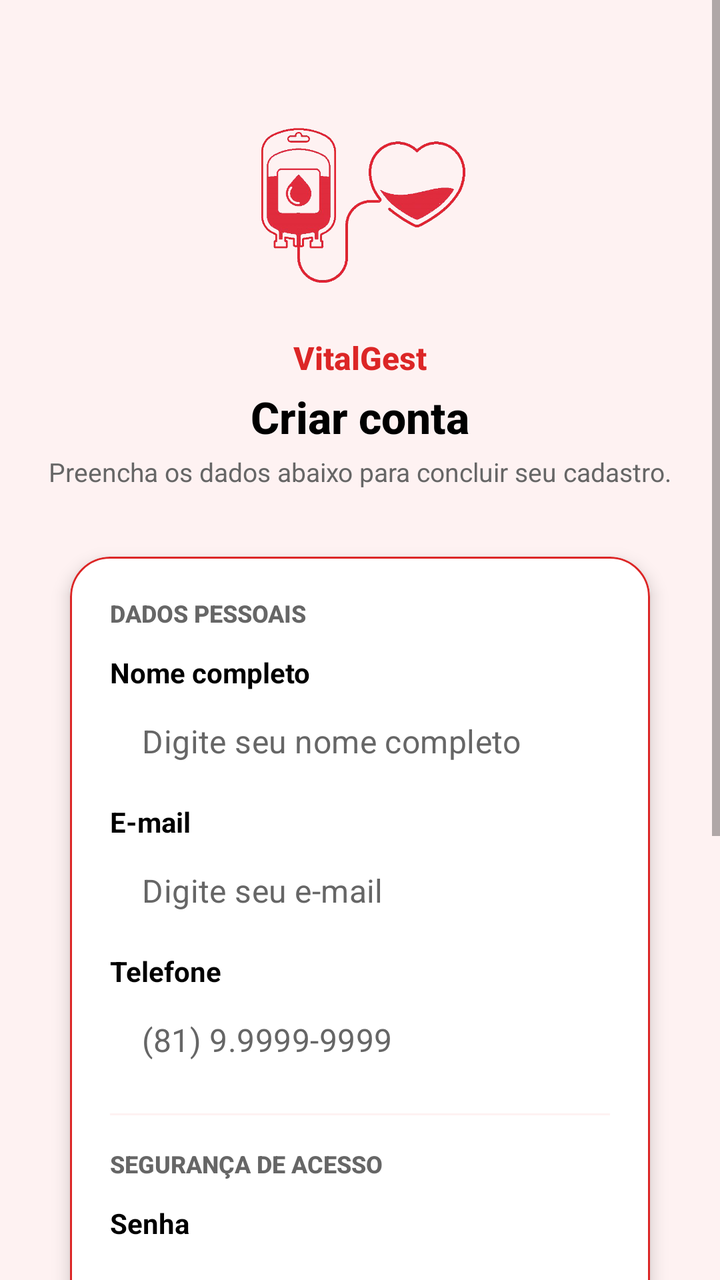
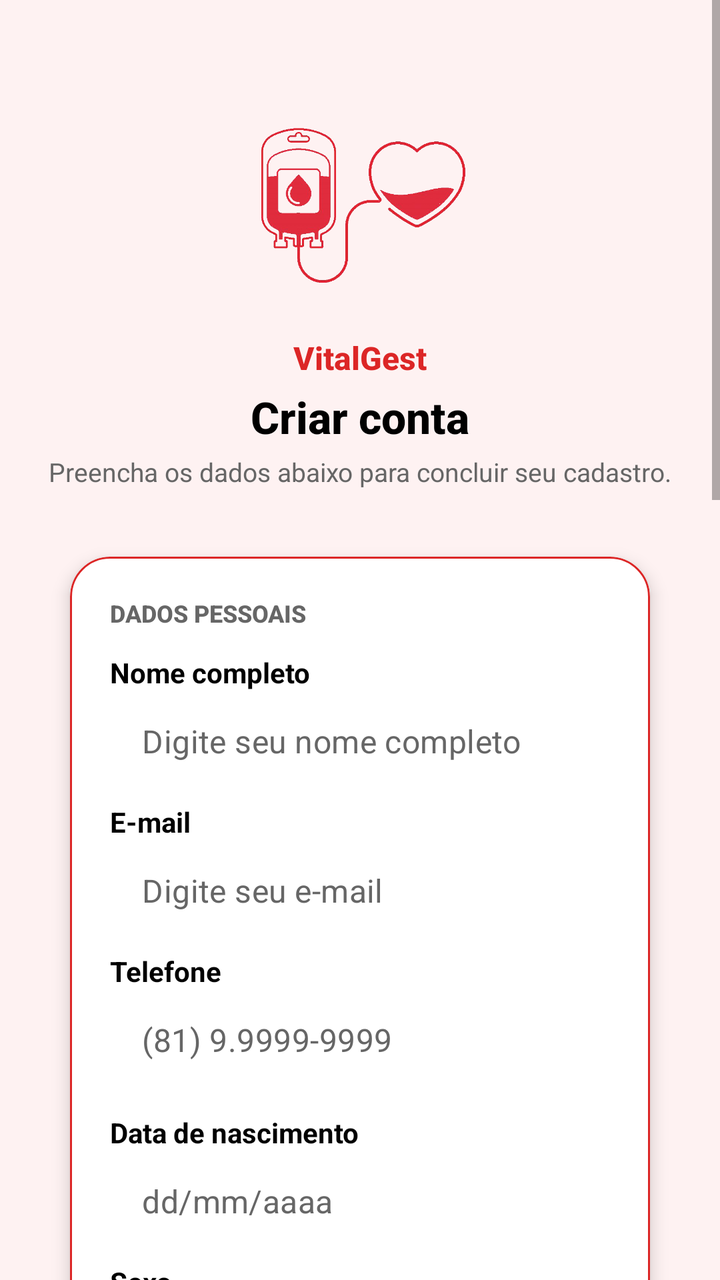

Compare the two renders of this Android layout. The source of the first and the diff that turns it into the second are given below.
<!-- AndroidManifest.xml: activity theme Theme.Newvitalgest01 -->
<!-- res/layout/activity_cadastro.xml -->
<?xml version="1.0" encoding="utf-8"?>
<ScrollView xmlns:android="http://schemas.android.com/apk/res/android"
    xmlns:app="http://schemas.android.com/apk/res-auto"
    xmlns:tools="http://schemas.android.com/tools"
    android:id="@+id/main"
    android:layout_width="match_parent"
    android:layout_height="match_parent"
    android:background="@color/fundo_claro"
    android:fillViewport="true"
    tools:context=".view.CadastroActivity">

    <LinearLayout
        android:layout_width="match_parent"
        android:layout_height="wrap_content"
        android:orientation="vertical"
        android:padding="24dp"
        android:gravity="center_horizontal">

        
        <ImageView
            android:layout_width="120dp"
            android:layout_height="120dp"
            android:layout_gravity="center"
            android:layout_marginTop="16dp"
            android:layout_marginBottom="8dp"
            android:src="@drawable/logodoador1"
            android:contentDescription="Logo do VitalGest"
            android:scaleType="fitCenter" />

        
        <TextView
            android:layout_width="match_parent"
            android:layout_height="wrap_content"
            android:text="VitalGest"
            android:textSize="16sp"
            android:textStyle="bold"
            android:textColor="@color/vermelho_primario"
            android:fontFamily="sans-serif-medium"
            android:gravity="center"
            android:layout_marginBottom="4dp" />

        <TextView
            android:layout_width="match_parent"
            android:layout_height="wrap_content"
            android:text="Criar conta"
            android:textSize="22sp"
            android:textStyle="bold"
            android:textColor="@android:color/black"
            android:fontFamily="sans-serif-medium"
            android:gravity="center"
            android:layout_marginBottom="4dp" />

        <TextView
            android:layout_width="match_parent"
            android:layout_height="wrap_content"
            android:text="Preencha os dados abaixo para concluir seu cadastro."
            android:textSize="13sp"
            android:textColor="@color/cinza_texto"
            android:fontFamily="sans-serif"
            android:gravity="center"
            android:layout_marginBottom="20dp" />

        
        <com.google.android.material.card.MaterialCardView
            android:layout_width="match_parent"
            android:layout_height="wrap_content"
            app:cardCornerRadius="20dp"
            app:cardElevation="5dp"
            app:cardUseCompatPadding="true"
            app:strokeWidth="1dp"
            app:strokeColor="@color/vermelho_primario"
            android:backgroundTint="@android:color/white">

            <LinearLayout
                android:layout_width="match_parent"
                android:layout_height="wrap_content"
                android:orientation="vertical"
                android:padding="20dp">

                
                <TextView
                    android:layout_width="match_parent"
                    android:layout_height="wrap_content"
                    android:text="DADOS PESSOAIS"
                    android:textSize="12sp"
                    android:textStyle="bold"
                    android:textAllCaps="true"
                    android:textColor="@color/cinza_texto"
                    android:fontFamily="sans-serif-medium"
                    android:layout_marginBottom="12dp" />

                
                <TextView
                    android:layout_width="match_parent"
                    android:layout_height="wrap_content"
                    android:text="Nome completo"
                    android:textColor="@android:color/black"
                    android:textSize="14sp"
                    android:textStyle="bold"
                    android:layout_marginBottom="4dp" />

                <com.google.android.material.textfield.TextInputLayout
                    android:layout_width="match_parent"
                    android:layout_height="wrap_content"
                    app:boxBackgroundMode="none"
                    app:boxStrokeWidth="1dp"
                    app:boxStrokeColor="@color/vermelho_primario"
                    app:hintEnabled="false"
                    android:layout_marginBottom="10dp">

                    <com.google.android.material.textfield.TextInputEditText
                        android:id="@+id/editNomeCompleto"
                        android:layout_width="match_parent"
                        android:layout_height="wrap_content"
                        android:hint="Digite seu nome completo"
                        android:inputType="textCapWords"
                        android:maxLines="1"
                        android:paddingVertical="10dp"
                        android:paddingHorizontal="16dp"
                        android:background="@android:color/transparent"
                        android:textColor="@android:color/black"
                        android:textColorHint="@color/cinza_texto" />
                </com.google.android.material.textfield.TextInputLayout>

                
                <TextView
                    android:layout_width="match_parent"
                    android:layout_height="wrap_content"
                    android:text="E-mail"
                    android:textColor="@android:color/black"
                    android:textSize="14sp"
                    android:textStyle="bold"
                    android:layout_marginBottom="4dp" />

                <com.google.android.material.textfield.TextInputLayout
                    android:layout_width="match_parent"
                    android:layout_height="wrap_content"
                    app:boxBackgroundMode="none"
                    app:boxStrokeWidth="1dp"
                    app:boxStrokeColor="@color/vermelho_primario"
                    app:hintEnabled="false"
                    android:layout_marginBottom="10dp">

                    <com.google.android.material.textfield.TextInputEditText
                        android:id="@+id/editEmail"
                        android:layout_width="match_parent"
                        android:layout_height="wrap_content"
                        android:hint="Digite seu e-mail"
                        android:inputType="textEmailAddress"
                        android:maxLines="1"
                        android:paddingVertical="10dp"
                        android:paddingHorizontal="16dp"
                        android:background="@android:color/transparent"
                        android:textColor="@android:color/black"
                        android:textColorHint="@color/cinza_texto" />
                </com.google.android.material.textfield.TextInputLayout>

                
                <TextView
                    android:layout_width="match_parent"
                    android:layout_height="wrap_content"
                    android:text="Telefone"
                    android:textColor="@android:color/black"
                    android:textSize="14sp"
                    android:textStyle="bold"
                    android:layout_marginBottom="4dp" />

                <com.google.android.material.textfield.TextInputLayout
                    android:layout_width="match_parent"
                    android:layout_height="wrap_content"
                    app:boxBackgroundMode="none"
                    app:boxStrokeWidth="1dp"
                    app:boxStrokeColor="@color/vermelho_primario"
                    app:hintEnabled="false"
                    android:layout_marginBottom="16dp">

                    <com.google.android.material.textfield.TextInputEditText
                        android:id="@+id/editTelefone"
                        android:layout_width="match_parent"
                        android:layout_height="wrap_content"
                        android:hint="(81) 9.9999-9999"
                        android:inputType="phone"
                        android:maxLines="1"
                        android:paddingVertical="10dp"
                        android:paddingHorizontal="16dp"
                        android:background="@android:color/transparent"
                        android:textColor="@android:color/black"
                        android:textColorHint="@color/cinza_texto" />
                </com.google.android.material.textfield.TextInputLayout>

                
                <View
                    android:layout_width="match_parent"
                    android:layout_height="1dp"
                    android:background="@color/fundo_claro"
                    android:layout_marginBottom="16dp" />

                
                <TextView
                    android:layout_width="match_parent"
                    android:layout_height="wrap_content"
                    android:text="SEGURANÇA DE ACESSO"
                    android:textSize="12sp"
                    android:textStyle="bold"
                    android:textAllCaps="true"
                    android:textColor="@color/cinza_texto"
                    android:fontFamily="sans-serif-medium"
                    android:layout_marginBottom="12dp" />

                
                <TextView
                    android:layout_width="match_parent"
                    android:layout_height="wrap_content"
                    android:text="Senha"
                    android:textColor="@android:color/black"
                    android:textSize="14sp"
                    android:textStyle="bold"
                    android:layout_marginBottom="4dp" />

                <com.google.android.material.textfield.TextInputLayout
                    android:layout_width="match_parent"
                    android:layout_height="wrap_content"
                    app:boxBackgroundMode="none"
                    app:boxStrokeWidth="1dp"
                    app:boxStrokeColor="@color/vermelho_primario"
                    app:hintEnabled="false"
                    app:passwordToggleEnabled="true"
                    app:passwordToggleTint="@color/vermelho_primario"
                    android:layout_marginBottom="10dp">

                    <com.google.android.material.textfield.TextInputEditText
                        android:id="@+id/editSenha"
                        android:layout_width="match_parent"
                        android:layout_height="wrap_content"
                        android:hint="Digite sua senha"
                        android:inputType="textPassword"
                        android:maxLines="1"
                        android:paddingVertical="10dp"
                        android:paddingHorizontal="16dp"
                        android:background="@android:color/transparent"
                        android:textColor="@android:color/black"
                        android:textColorHint="@color/cinza_texto" />
                </com.google.android.material.textfield.TextInputLayout>

                
                <TextView
                    android:layout_width="match_parent"
                    android:layout_height="wrap_content"
                    android:text="Confirmar senha"
                    android:textColor="@android:color/black"
                    android:textSize="14sp"
                    android:textStyle="bold"
                    android:layout_marginBottom="4dp" />

                <com.google.android.material.textfield.TextInputLayout
                    android:layout_width="match_parent"
                    android:layout_height="wrap_content"
                    app:boxBackgroundMode="none"
                    app:boxStrokeWidth="1dp"
                    app:boxStrokeColor="@color/vermelho_primario"
                    app:hintEnabled="false"
                    app:passwordToggleEnabled="true"
                    app:passwordToggleTint="@color/vermelho_primario"
                    android:layout_marginBottom="16dp">

                    <com.google.android.material.textfield.TextInputEditText
                        android:id="@+id/editConfirmarSenha"
                        android:layout_width="match_parent"
                        android:layout_height="wrap_content"
                        android:hint="Confirme sua senha"
                        android:inputType="textPassword"
                        android:maxLines="1"
                        android:paddingVertical="10dp"
                        android:paddingHorizontal="16dp"
                        android:background="@android:color/transparent"
                        android:textColor="@android:color/black"
                        android:textColorHint="@color/cinza_texto" />
                </com.google.android.material.textfield.TextInputLayout>

                
                <com.google.android.material.button.MaterialButton
                    android:id="@+id/btCadastrar"
                    android:layout_width="match_parent"
                    android:layout_height="wrap_content"
                    android:text="Cadastrar"
                    android:textAllCaps="false"
                    android:textColor="@android:color/white"
                    android:textSize="16sp"
                    android:fontFamily="sans-serif-medium"
                    android:paddingVertical="14dp"
                    android:layout_marginBottom="10dp"
                    android:backgroundTint="@color/vermelho_primario"
                    app:cornerRadius="18dp"
                    app:elevation="3dp" />

                <com.google.android.material.button.MaterialButton
                    android:id="@+id/btVoltarLogin"
                    android:layout_width="match_parent"
                    android:layout_height="wrap_content"
                    android:text="Voltar para login"
                    android:textAllCaps="false"
                    android:textColor="@color/vermelho_primario"
                    android:textSize="15sp"
                    android:fontFamily="sans-serif-medium"
                    android:paddingVertical="12dp"
                    android:backgroundTint="@android:color/white"
                    app:cornerRadius="18dp"
                    app:strokeWidth="1dp"
                    app:strokeColor="@color/vermelho_primario"
                    app:elevation="0dp" />

            </LinearLayout>
        </com.google.android.material.card.MaterialCardView>

        <View
            android:layout_width="match_parent"
            android:layout_height="24dp" />
    </LinearLayout>
</ScrollView>
<!-- resources referenced by this layout -->
<resources>
  <color name="cinza_texto">#666666</color>
  <color name="fundo_claro">#fef2f2</color>
  <color name="vermelho_primario">#dc2626</color>
  <!-- drawable logodoador1: png bitmap (drawable, 129260 bytes) -->
  <style name="Theme.Newvitalgest01" parent="Base.Theme.Newvitalgest01" />
  <style name="Base.Theme.Newvitalgest01" parent="Theme.MaterialComponents.DayNight.NoActionBar">
          
          <item name="colorPrimary">@color/azul_primario</item>
          <item name="colorPrimaryVariant">@color/azul_primario</item>
          <item name="colorOnPrimary">@android:color/white</item>
  
          <item name="colorSecondary">@color/vermelho_primario</item>
          <item name="colorAccent">@color/vermelho_primario</item>
  
          
          <item name="android:windowBackground">@android:color/white</item>
          <item name="android:statusBarColor" tools:targetApi="l">@color/azul_primario</item>
  
          
          <item name="android:textColor">@android:color/black</item>
  
          
          <item name="android:fontFamily">sans-serif</item>
          <item name="fontFamily">sans-serif</item>
      </style>
  <color name="azul_primario">#1976D2</color>
</resources>

<!-- the commit's change to res/layout/activity_cadastro.xml (unified diff, before → after) -->
@@ -189,6 +189,171 @@
                 </com.google.android.material.textfield.TextInputLayout>
 
                 
+                <TextView
+                    android:layout_width="match_parent"
+                    android:layout_height="wrap_content"
+                    android:text="Data de nascimento"
+                    android:textColor="@android:color/black"
+                    android:textSize="14sp"
+                    android:textStyle="bold"
+                    android:layout_marginBottom="4dp" />
+
+                <com.google.android.material.textfield.TextInputLayout
+                    android:layout_width="match_parent"
+                    android:layout_height="wrap_content"
+                    app:boxBackgroundMode="none"
+                    app:boxStrokeWidth="1dp"
+                    app:boxStrokeColor="@color/vermelho_primario"
+                    app:hintEnabled="false"
+                    android:layout_marginBottom="10dp">
+
+                    <com.google.android.material.textfield.TextInputEditText
+                        android:id="@+id/editDataNascimento"
+                        android:layout_width="match_parent"
+                        android:layout_height="wrap_content"
+                        android:hint="dd/mm/aaaa"
+                        android:inputType="date"
+                        android:maxLines="1"
+                        android:paddingVertical="10dp"
+                        android:paddingHorizontal="16dp"
+                        android:background="@android:color/transparent"
+                        android:textColor="@android:color/black"
+                        android:textColorHint="@color/cinza_texto" />
+                </com.google.android.material.textfield.TextInputLayout>
+
+                
+                <TextView
+                    android:layout_width="match_parent"
+                    android:layout_height="wrap_content"
+                    android:text="Sexo"
+                    android:textColor="@android:color/black"
+                    android:textSize="14sp"
+                    android:textStyle="bold"
+                    android:layout_marginBottom="4dp" />
+
+                <RadioGroup
+                    android:id="@+id/groupSexo"
+                    android:layout_width="match_parent"
+                    android:layout_height="wrap_content"
+                    android:orientation="horizontal"
+                    android:layout_marginBottom="10dp">
+
+                    <com.google.android.material.radiobutton.MaterialRadioButton
+                        android:id="@+id/radioSexoMasculino"
+                        android:layout_width="wrap_content"
+                        android:layout_height="wrap_content"
+                        android:text="Homem"
+                        android:textColor="@android:color/black" />
+
+                    <com.google.android.material.radiobutton.MaterialRadioButton
+                        android:id="@+id/radioSexoFeminino"
+                        android:layout_width="wrap_content"
+                        android:layout_height="wrap_content"
+                        android:text="Mulher"
+                        android:textColor="@android:color/black"
+                        android:layout_marginStart="16dp" />
+                </RadioGroup>
+
+                
+                <TextView
+                    android:layout_width="match_parent"
+                    android:layout_height="wrap_content"
+                    android:text="Peso (kg)"
+                    android:textColor="@android:color/black"
+                    android:textSize="14sp"
+                    android:textStyle="bold"
+                    android:layout_marginBottom="4dp" />
+
+                <com.google.android.material.textfield.TextInputLayout
+                    android:layout_width="match_parent"
+                    android:layout_height="wrap_content"
+                    app:boxBackgroundMode="none"
+                    app:boxStrokeWidth="1dp"
+                    app:boxStrokeColor="@color/vermelho_primario"
+                    app:hintEnabled="false"
+                    android:layout_marginBottom="10dp">
+
+                    <com.google.android.material.textfield.TextInputEditText
+                        android:id="@+id/editPeso"
+                        android:layout_width="match_parent"
+                        android:layout_height="wrap_content"
+                        android:hint="Seu peso em kg"
+                        android:inputType="numberDecimal"
+                        android:maxLines="1"
+                        android:paddingVertical="10dp"
+                        android:paddingHorizontal="16dp"
+                        android:background="@android:color/transparent"
+                        android:textColor="@android:color/black"
+                        android:textColorHint="@color/cinza_texto" />
+                </com.google.android.material.textfield.TextInputLayout>
+
+                
+                <TextView
+                    android:layout_width="match_parent"
+                    android:layout_height="wrap_content"
+                    android:text="Cidade"
+                    android:textColor="@android:color/black"
+                    android:textSize="14sp"
+                    android:textStyle="bold"
+                    android:layout_marginBottom="4dp" />
+
+                <com.google.android.material.textfield.TextInputLayout
+                    android:layout_width="match_parent"
+                    android:layout_height="wrap_content"
+                    app:boxBackgroundMode="none"
+                    app:boxStrokeWidth="1dp"
+                    app:boxStrokeColor="@color/vermelho_primario"
+                    app:hintEnabled="false"
+                    android:layout_marginBottom="10dp">
+
+                    <com.google.android.material.textfield.TextInputEditText
+                        android:id="@+id/editCidade"
+                        android:layout_width="match_parent"
+                        android:layout_height="wrap_content"
+                        android:hint="Digite sua cidade"
+                        android:inputType="textCapWords"
+                        android:maxLines="1"
+                        android:paddingVertical="10dp"
+                        android:paddingHorizontal="16dp"
+                        android:background="@android:color/transparent"
+                        android:textColor="@android:color/black"
+                        android:textColorHint="@color/cinza_texto" />
+                </com.google.android.material.textfield.TextInputLayout>
+
+                
+                <TextView
+                    android:layout_width="match_parent"
+                    android:layout_height="wrap_content"
+                    android:text="Estado (UF)"
+                    android:textColor="@android:color/black"
+                    android:textSize="14sp"
+                    android:textStyle="bold"
+                    android:layout_marginBottom="4dp" />
+
+                <com.google.android.material.textfield.TextInputLayout
+                    android:layout_width="match_parent"
+                    android:layout_height="wrap_content"
+                    app:boxBackgroundMode="none"
+                    app:boxStrokeWidth="1dp"
+                    app:boxStrokeColor="@color/vermelho_primario"
+                    app:hintEnabled="false"
+                    android:layout_marginBottom="16dp">
+
+                    <com.google.android.material.textfield.TextInputEditText
+                        android:id="@+id/editEstado"
+                        android:layout_width="match_parent"
+                        android:layout_height="wrap_content"
+                        android:hint="UF (ex: PE)"
+                        android:inputType="textCapCharacters"
+                        android:maxLines="1"
+                        android:paddingVertical="10dp"
+                        android:paddingHorizontal="16dp"
+                        android:background="@android:color/transparent"
+                        android:textColor="@android:color/black"
+                        android:textColorHint="@color/cinza_texto" />
+                </com.google.android.material.textfield.TextInputLayout>
+
+                
                 <View
                     android:layout_width="match_parent"
                     android:layout_height="1dp"
@@ -276,6 +441,67 @@
                         android:textColor="@android:color/black"
                         android:textColorHint="@color/cinza_texto" />
                 </com.google.android.material.textfield.TextInputLayout>
+
+                
+                <View
+                    android:layout_width="match_parent"
+                    android:layout_height="1dp"
+                    android:background="@color/fundo_claro"
+                    android:layout_marginBottom="16dp" />
+
+                
+                <TextView
+                    android:layout_width="match_parent"
+                    android:layout_height="wrap_content"
+                    android:text="PREFERÊNCIAS E PRIVACIDADE"
+                    android:textSize="12sp"
+                    android:textStyle="bold"
+                    android:textAllCaps="true"
+                    android:textColor="@color/cinza_texto"
+                    android:fontFamily="sans-serif-medium"
+                    android:layout_marginBottom="12dp" />
+
+                <com.google.android.material.checkbox.MaterialCheckBox
+                    android:id="@+id/checkboxJaDoou"
+                    android:layout_width="match_parent"
+                    android:layout_height="wrap_content"
+                    android:text="Já doei sangue antes"
+                    android:textColor="@android:color/black"
+                    android:layout_marginBottom="4dp" />
+
+                <com.google.android.material.checkbox.MaterialCheckBox
+                    android:id="@+id/checkboxAceitaLembretes"
+                    android:layout_width="match_parent"
+                    android:layout_height="wrap_content"
+                    android:text="Aceito receber lembretes de doação"
+                    android:textColor="@android:color/black"
+                    android:layout_marginBottom="4dp" />
+
+                <com.google.android.material.checkbox.MaterialCheckBox
+                    android:id="@+id/checkboxAceitaTermos"
+                    android:layout_width="match_parent"
+                    android:layout_height="wrap_content"
+                    android:text="Li e concordo com os termos de uso e LGPD"
+                    android:textColor="@android:color/black"
+                    android:layout_marginBottom="8dp" />
+
+                
+                <com.google.android.material.button.MaterialButton
+                    android:id="@+id/btVerTermos"
+                    android:layout_width="match_parent"
+                    android:layout_height="wrap_content"
+                    android:text="Ler Termos de Uso e LGPD"
+                    android:textAllCaps="false"
+                    android:textColor="@color/vermelho_primario"
+                    android:textSize="14sp"
+                    android:fontFamily="sans-serif-medium"
+                    android:paddingVertical="10dp"
+                    android:backgroundTint="@android:color/white"
+                    app:cornerRadius="16dp"
+                    app:strokeWidth="1dp"
+                    app:strokeColor="@color/vermelho_primario"
+                    app:elevation="0dp"
+                    android:layout_marginBottom="16dp" />
 
                 
                 <com.google.android.material.button.MaterialButton
